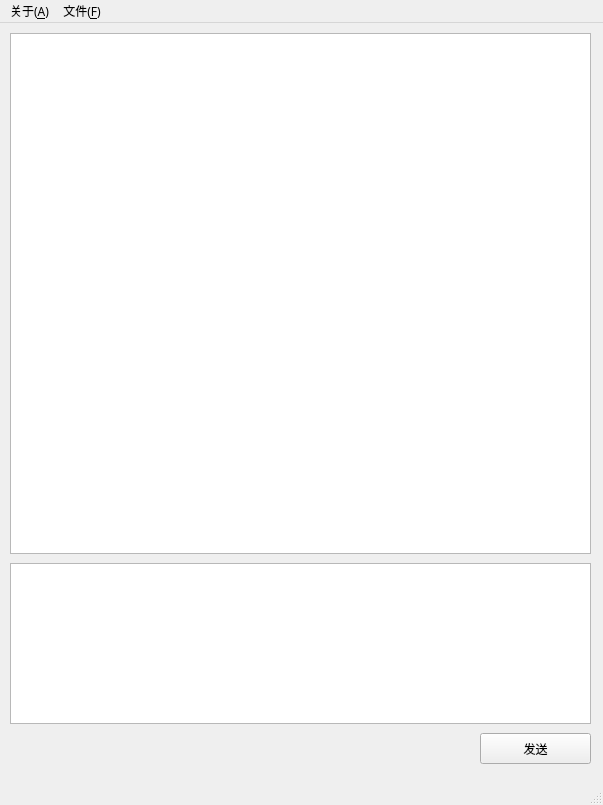
Before: the Qt Designer form chatroomGUI/mainwindow.ui in robertying/chatroom, drawn with Qt 5.
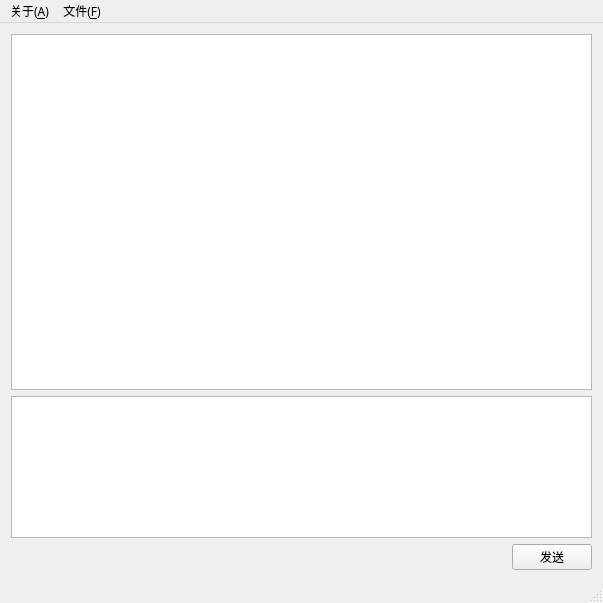
After: the same form once the commit is applied. Icons and pictures are not drawn.

```diff
--- a/chatroomGUI/mainwindow.ui
+++ b/chatroomGUI/mainwindow.ui
@@ -7,9 +7,21 @@
     <x>0</x>
     <y>0</y>
     <width>603</width>
-    <height>805</height>
+    <height>603</height>
    </rect>
   </property>
+  <property name="sizePolicy">
+   <sizepolicy hsizetype="Expanding" vsizetype="Expanding">
+    <horstretch>0</horstretch>
+    <verstretch>0</verstretch>
+   </sizepolicy>
+  </property>
+  <property name="minimumSize">
+   <size>
+    <width>0</width>
+    <height>0</height>
+   </size>
+  </property>
   <property name="font">
    <font>
     <family>微软雅黑</family>
@@ -23,44 +35,86 @@
     <normaloff>:/image/icon.png</normaloff>:/image/icon.png</iconset>
   </property>
   <widget class="QWidget" name="centralWidget">
-   <widget class="QTextBrowser" name="textBrowser">
-    <property name="geometry">
-     <rect>
-      <x>10</x>
-      <y>10</y>
-      <width>581</width>
-      <height>521</height>
-     </rect>
-    </property>
-   </widget>
-   <widget class="QTextEdit" name="textEdit">
-    <property name="geometry">
-     <rect>
-      <x>10</x>
-      <y>540</y>
-      <width>581</width>
-      <height>161</height>
-     </rect>
-    </property>
-   </widget>
-   <widget class="QPushButton" name="pushButton">
-    <property name="geometry">
-     <rect>
-      <x>480</x>
-      <y>710</y>
-      <width>111</width>
-      <height>31</height>
-     </rect>
-    </property>
-    <property name="font">
-     <font>
-      <family>微软雅黑</family>
-     </font>
-    </property>
-    <property name="text">
-     <string>发送</string>
-    </property>
-   </widget>
+   <property name="sizePolicy">
+    <sizepolicy hsizetype="Preferred" vsizetype="Preferred">
+     <horstretch>0</horstretch>
+     <verstretch>0</verstretch>
+    </sizepolicy>
+   </property>
+   <layout class="QGridLayout" name="gridLayout">
+    <item row="0" column="0">
+     <layout class="QVBoxLayout" name="verticalLayout" stretch="5,2,0">
+      <item>
+       <widget class="QTextBrowser" name="textBrowser">
+        <property name="sizePolicy">
+         <sizepolicy hsizetype="Expanding" vsizetype="MinimumExpanding">
+          <horstretch>0</horstretch>
+          <verstretch>0</verstretch>
+         </sizepolicy>
+        </property>
+        <property name="minimumSize">
+         <size>
+          <width>200</width>
+          <height>0</height>
+         </size>
+        </property>
+       </widget>
+      </item>
+      <item>
+       <widget class="QTextEdit" name="textEdit">
+        <property name="enabled">
+         <bool>true</bool>
+        </property>
+        <property name="sizePolicy">
+         <sizepolicy hsizetype="Expanding" vsizetype="MinimumExpanding">
+          <horstretch>0</horstretch>
+          <verstretch>0</verstretch>
+         </sizepolicy>
+        </property>
+        <property name="minimumSize">
+         <size>
+          <width>0</width>
+          <height>100</height>
+         </size>
+        </property>
+       </widget>
+      </item>
+      <item>
+       <layout class="QHBoxLayout" name="horizontalLayout_2">
+        <item>
+         <spacer name="horizontalSpacer">
+          <property name="orientation">
+           <enum>Qt::Horizontal</enum>
+          </property>
+          <property name="sizeHint" stdset="0">
+           <size>
+            <width>40</width>
+            <height>20</height>
+           </size>
+          </property>
+         </spacer>
+        </item>
+        <item>
+         <widget class="QPushButton" name="pushButton">
+          <property name="sizePolicy">
+           <sizepolicy hsizetype="Fixed" vsizetype="Fixed">
+            <horstretch>0</horstretch>
+            <verstretch>0</verstretch>
+           </sizepolicy>
+          </property>
+          <property name="layoutDirection">
+           <enum>Qt::RightToLeft</enum>
+          </property>
+          <property name="text">
+           <string>发送</string>
+          </property>
+         </widget>
+        </item>
+       </layout>
+      </item>
+     </layout>
+    </item>
+   </layout>
   </widget>
   <widget class="QMenuBar" name="menuBar">
    <property name="geometry">
```
Left out of the diff: 34 changed lines with no effect on the pictures.
